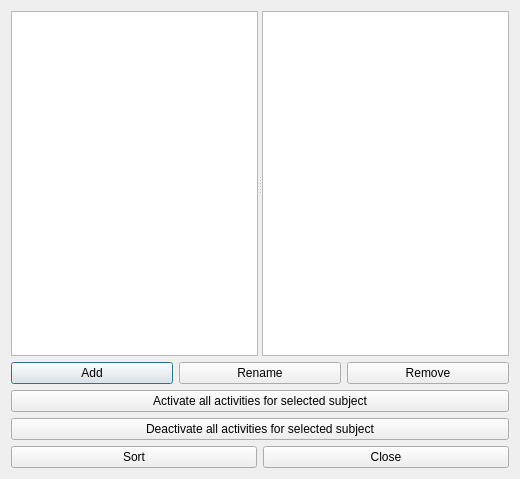
Above: src/interface/subjectsform_template.ui from karandit/fet before the change. Below: the same form after it.
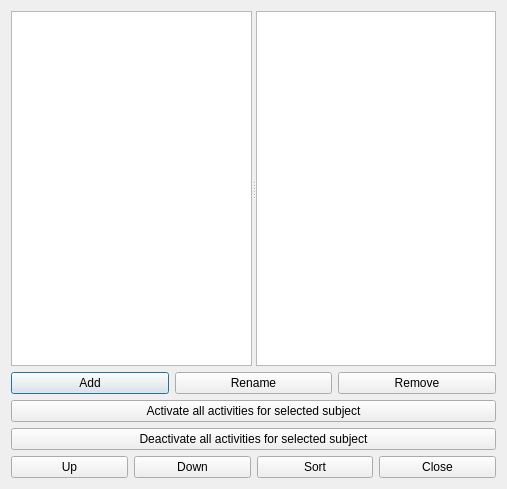
That is the form after the change.

```diff
--- a/src/interface/subjectsform_template.ui
+++ b/src/interface/subjectsform_template.ui
@@ -6,8 +6,8 @@
    <rect>
     <x>0</x>
     <y>0</y>
-    <width>520</width>
-    <height>479</height>
+    <width>507</width>
+    <height>489</height>
    </rect>
   </property>
   <property name="windowTitle">
@@ -30,8 +30,6 @@
     </widget>
    </item>
    <item row="1" column="0">
-    <layout class="QVBoxLayout" name="verticalLayout">
-     <item>
       <layout class="QHBoxLayout" name="horizontalLayout">
        <item>
         <widget class="QPushButton" name="addSubjectPushButton">
@@ -56,22 +54,36 @@
        </item>
       </layout>
      </item>
-     <item>
+   <item row="2" column="0">
       <widget class="QPushButton" name="activateSubjectPushButton">
        <property name="text">
         <string>Activate all activities for selected subject</string>
        </property>
       </widget>
      </item>
-     <item>
+   <item row="3" column="0">
       <widget class="QPushButton" name="deactivateSubjectPushButton">
        <property name="text">
         <string>Deactivate all activities for selected subject</string>
        </property>
       </widget>
      </item>
-     <item>
+   <item row="4" column="0">
       <layout class="QHBoxLayout" name="horizontalLayout_2">
+     <item>
+      <widget class="QPushButton" name="moveSubjectUpPushButton">
+       <property name="text">
+        <string comment="It means move the item up in the list">Up</string>
+       </property>
+      </widget>
+     </item>
+     <item>
+      <widget class="QPushButton" name="moveSubjectDownPushButton">
+       <property name="text">
+        <string comment="It means move the item down in the list">Down</string>
+       </property>
+      </widget>
+     </item>
        <item>
         <widget class="QPushButton" name="sortSubjectsPushButton">
          <property name="text">
@@ -85,8 +97,6 @@
           <string>Close</string>
          </property>
         </widget>
-       </item>
-      </layout>
      </item>
     </layout>
    </item>
```
Lines whose indentation alone changed are shown as unchanged.
